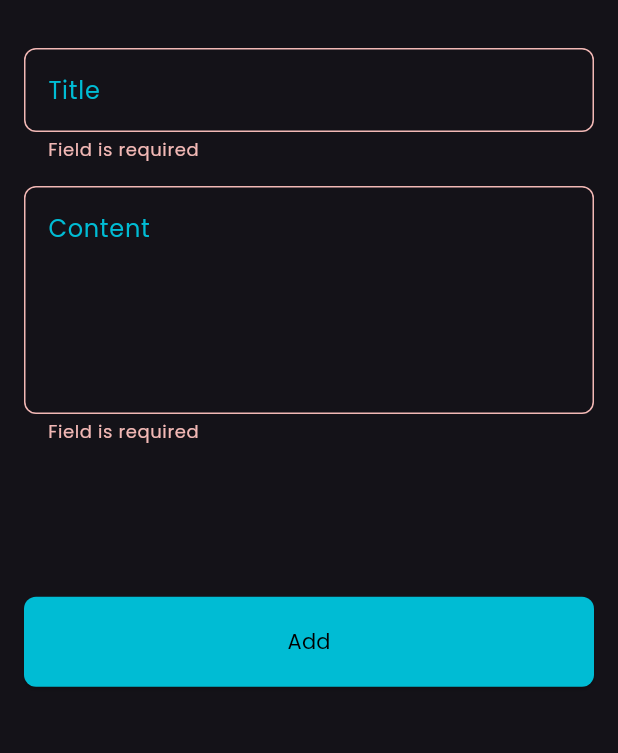
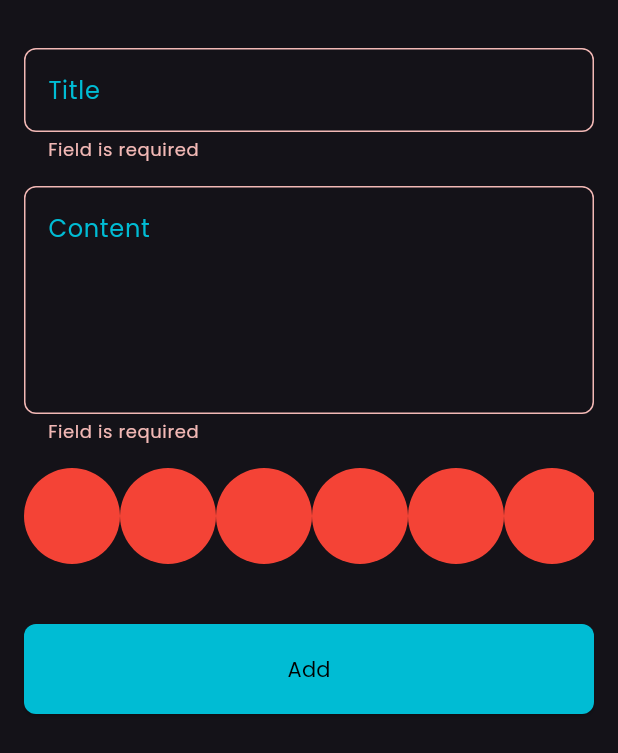
Before and after one commit to MoHaMeD-Sa3eD/News-App, a Flutter app: the AddNoteForm widget shown alone on an empty page, opened directly, after a tap on "Add", on a phone screen of 412 x 824 dp. Shown: the top 753 px of the screen. Run offline on Flutter 3.47's test engine with Material 3 defaults, Android fonts, the phone set to English and light mode, and no system bars; our stand-ins replace flutter_bloc, font_awesome_flutter, hive, hive_flutter; accounts and stored records are empty.

Commit message:
created ColorListView and added it to the bottomSheet and EditNoteScreen

```diff
--- a/lib/ui-part/custom_widgets/custom-widgets/AddNoteForm.dart
+++ b/lib/ui-part/custom_widgets/custom-widgets/AddNoteForm.dart
@@ -4,6 +4,7 @@ import 'package:notes_app/logic-part/NotesModel.dart';
 import 'package:notes_app/logic-part/cubits/addNoteCubit/AddNoteCubit.dart';
 import 'package:notes_app/logic-part/cubits/addNoteCubit/AddNoteStates.dart';
 import '../custom_models/CustomTextFieldModel.dart';
+import 'ColorItemListView.dart';
 import 'CustomElevatedButton.dart';
 import 'CustomTextField.dart';
 import 'package:intl/intl.dart';
@@ -36,7 +37,7 @@ class _AddNoteFormState extends State<AddNoteForm> {
               left: 16.0,
               bottom: MediaQuery.of(context).viewInsets.bottom),
           child: SizedBox(
-            height: MediaQuery.of(context).size.height/1.8,
+            height: MediaQuery.of(context).size.height / 1.8,
             child: Column(
               children: [
                 const SizedBox(
@@ -58,31 +59,18 @@ class _AddNoteFormState extends State<AddNoteForm> {
                   maxLines: 5,
                   hintText: 'Content',
                 )),
-                const Spacer(),
+                ColorItemListView(),
+                const SizedBox(
+                  height: 40,
+                ),
                 BlocBuilder<AddNoteCubit, AddNoteStates>(
                   builder: (context, state) {
                     return CustomElevatedButton(
-                      onPressed: () {
-
-                        DateTime currentDate = DateTime.now();
-                        String formattedDate = DateFormat('yyyy-MM-dd   HH:mm:ss').format(currentDate);
-
-                        if (formKey.currentState!.validate()) {
-                          formKey.currentState!.save();
-                          NoteModel noteModel = NoteModel(
-                              title: title!,
-                              subTitle: subTitle!,
-                              date: formattedDate,
-                              color: Colors.blue.value);
-                          BlocProvider.of<AddNoteCubit>(context)
-                              .addNote(noteModel);
-                        } else {
-                          autoValidateMode = AutovalidateMode.always;
-                          setState(() {});
-                        }
-                      },
                       buttonText: 'Add',
                       isLoading: state is LoadingAddNote ? true : false,
+                      onPressed: () {
+                        addNoteMethod(context);
+                      },
                     );
                   },
                 ),
@@ -93,4 +81,23 @@ class _AddNoteFormState extends State<AddNoteForm> {
       ),
     );
   }
+
+  void addNoteMethod(BuildContext context) {
+    DateTime currentDate = DateTime.now();
+    String formattedDate =
+        DateFormat('yyyy-MM-dd   HH:mm:ss').format(currentDate);
+
+    if (formKey.currentState!.validate()) {
+      formKey.currentState!.save();
+      NoteModel noteModel = NoteModel(
+          title: title!,
+          subTitle: subTitle!,
+          date: formattedDate,
+          color: Colors.blue.value);
+      BlocProvider.of<AddNoteCubit>(context).addNote(noteModel);
+    } else {
+      autoValidateMode = AutovalidateMode.always;
+      setState(() {});
+    }
+  }
 }
--- /dev/null
+++ b/lib/ui-part/custom_widgets/custom-widgets/ColorItem.dart
@@ -0,0 +1,15 @@
+import 'package:flutter/material.dart';
+
+class ColorItem extends StatelessWidget {
+  const ColorItem({
+    super.key,
+  });
+
+  @override
+  Widget build(BuildContext context) {
+    return const CircleAvatar(
+      backgroundColor: Colors.red,
+      radius: 32,
+    );
+  }
+}
--- /dev/null
+++ b/lib/ui-part/custom_widgets/custom-widgets/ColorItemListView.dart
@@ -0,0 +1,22 @@
+import 'package:flutter/material.dart';
+
+import 'ColorItem.dart';
+
+class ColorItemListView extends StatelessWidget {
+  const ColorItemListView({
+    super.key,
+  });
+
+  @override
+  Widget build(BuildContext context) {
+    return SizedBox(
+      height: 64,
+      child: ListView.builder(
+          scrollDirection: Axis.horizontal,
+          itemCount: 8,
+          itemBuilder: (context, index) {
+            return const ColorItem();
+          }),
+    );
+  }
+}
--- a/lib/ui-part/custom_widgets/custom-widgets/EditNoteScreenBody.dart
+++ b/lib/ui-part/custom_widgets/custom-widgets/EditNoteScreenBody.dart
@@ -1,6 +1,7 @@
 import 'package:flutter/material.dart';
 import 'package:flutter_bloc/flutter_bloc.dart';
 import 'package:notes_app/logic-part/cubits/viewNoteCubit/ViewNoteCubit.dart';
+import 'package:notes_app/ui-part/custom_widgets/custom-widgets/ColorItemListView.dart';
 import 'package:notes_app/ui-part/screens/HomeScreen.dart';
 
 import '../../../logic-part/NotesModel.dart';
@@ -63,6 +64,10 @@ class _EditNoteScreenBodyState extends State<EditNoteScreenBody> {
               },
             ),
           ),
+          const SizedBox(
+            height: 20,
+          ),
+          const SizedBox(height: 64, child: ColorItemListView()),
         ],
       ),
     );
```
